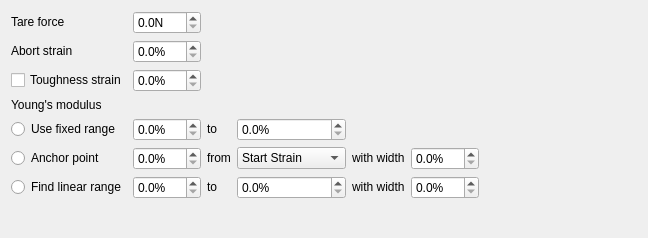
The window that mech_analyser/experiment/instron_68tm/failure/view.ui (ksonter95/InstronAnalyser) describes before a commit, drawn with Qt 5.
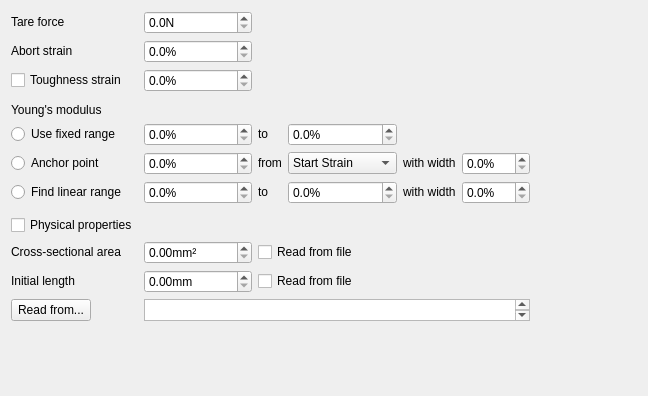
The same window after the commit.

```diff
--- a/mech_analyser/experiment/instron_68tm/failure/view.ui
+++ b/mech_analyser/experiment/instron_68tm/failure/view.ui
@@ -7,7 +7,7 @@
     <x>0</x>
     <y>0</y>
     <width>648</width>
-    <height>238</height>
+    <height>396</height>
    </rect>
   </property>
   <layout class="QGridLayout" name="gl_Failure">
@@ -39,11 +39,11 @@
       <number>1</number>
      </property>
      <property name="maximum">
-      <double>10.0000000000000000</double>
+      <double>10.000000000000000</double>
      </property>
     </widget>
    </item>
-   <item row="0" column="6" rowspan="8">
+   <item row="0" column="6" rowspan="15">
     <spacer name="s_Horizontal">
      <property name="orientation">
       <enum>Qt::Orientation::Horizontal</enum>
@@ -117,7 +117,23 @@
      </property>
     </widget>
    </item>
-   <item row="3" column="0">
+   <item row="3" column="0" colspan="6">
+    <spacer name="s_VerticalEmodulus">
+     <property name="orientation">
+      <enum>Qt::Orientation::Vertical</enum>
+     </property>
+     <property name="sizeType">
+      <enum>QSizePolicy::Policy::Fixed</enum>
+     </property>
+     <property name="sizeHint" stdset="0">
+      <size>
+       <width>0</width>
+       <height>5</height>
+      </size>
+     </property>
+    </spacer>
+   </item>
+   <item row="4" column="0">
     <widget class="QLabel" name="l_EModulus">
      <property name="sizePolicy">
       <sizepolicy hsizetype="Fixed" vsizetype="Fixed">
@@ -133,7 +149,7 @@
      </property>
     </widget>
    </item>
-   <item row="4" column="0">
+   <item row="5" column="0">
     <widget class="QRadioButton" name="rb_FixedRange">
      <property name="toolTip">
       <string>Use the fixed strain range on the stress-strain curve over which the Young's modulus is calculated.</string>
@@ -143,7 +159,7 @@
      </property>
     </widget>
    </item>
-   <item row="4" column="1">
+   <item row="5" column="1">
     <widget class="QDoubleSpinBox" name="sb_Strain1">
      <property name="toolTip">
       <string>The strain value which defines the first datapoint on the stress-strain curve used to calculate the Young's modulus.  It is ε1 in the equation E = (σ2 - σ1) / (ε2 - ε1)</string>
@@ -156,7 +172,7 @@
      </property>
     </widget>
    </item>
-   <item row="4" column="2">
+   <item row="5" column="2">
     <widget class="QLabel" name="l_To1">
      <property name="sizePolicy">
       <sizepolicy hsizetype="Fixed" vsizetype="Fixed">
@@ -169,7 +185,7 @@
      </property>
     </widget>
    </item>
-   <item row="4" column="3">
+   <item row="5" column="3">
     <widget class="QDoubleSpinBox" name="sb_Strain2">
      <property name="toolTip">
       <string>The strain value which defines the second datapoint on the stress-strain curve used to calculate the Young's modulus.  It is ε2 in the equation E = (σ2 - σ1) / (ε2 - ε1)</string>
@@ -182,7 +198,7 @@
      </property>
     </widget>
    </item>
-   <item row="5" column="0">
+   <item row="6" column="0">
     <widget class="QRadioButton" name="rb_AnchorPoint">
      <property name="toolTip">
       <string>Anchor a point on the stress-strain curve over which the Young's modulus is calculated to a specific point on the curve.</string>
@@ -192,7 +208,7 @@
      </property>
     </widget>
    </item>
-   <item row="5" column="1">
+   <item row="6" column="1">
     <widget class="QDoubleSpinBox" name="sb_StrainOffset">
      <property name="toolTip">
       <string>The strain offset from the specific point on the stress-strain curve from/to which the Young's modulus will be calculated.  It, in combination with the anchor point, specifies ε1 in the equation E = (σ2 - σ1) / (ε2 - ε1).</string>
@@ -205,7 +221,7 @@
      </property>
     </widget>
    </item>
-   <item row="5" column="2">
+   <item row="6" column="2">
     <widget class="QLabel" name="l_From">
      <property name="sizePolicy">
       <sizepolicy hsizetype="Fixed" vsizetype="Fixed">
@@ -218,7 +234,7 @@
      </property>
     </widget>
    </item>
-   <item row="5" column="3">
+   <item row="6" column="3">
     <widget class="QComboBox" name="cbx_AnchorPoint">
      <property name="toolTip">
       <string>The point used to anchor the strain range over which the Young's modulus is to be calculated</string>
@@ -255,7 +271,7 @@
      </item>
     </widget>
    </item>
-   <item row="5" column="4">
+   <item row="6" column="4">
     <widget class="QLabel" name="l_With1">
      <property name="sizePolicy">
       <sizepolicy hsizetype="Fixed" vsizetype="Fixed">
@@ -268,7 +284,7 @@
      </property>
     </widget>
    </item>
-   <item row="5" column="5">
+   <item row="6" column="5">
     <widget class="QDoubleSpinBox" name="sb_StrainRangeWidth">
      <property name="toolTip">
       <string>The width of the range on the stress-strain curve over which the Young's modulus will be calculated.  It, in combination with the strain offset and anchor point, specifies ε2 in the equation E = (σ2 - σ1) / (ε2 - ε1).</string>
@@ -281,7 +297,7 @@
      </property>
     </widget>
    </item>
-   <item row="6" column="0">
+   <item row="7" column="0">
     <widget class="QRadioButton" name="rb_FindRange">
      <property name="toolTip">
       <string>Automatically find the strain range over which the stress-strain curve is most linear and use this range to calculate the Young's modulus.</string>
@@ -291,7 +307,7 @@
      </property>
     </widget>
    </item>
-   <item row="6" column="1">
+   <item row="7" column="1">
     <widget class="QDoubleSpinBox" name="sb_StrainMin">
      <property name="toolTip">
       <string>The strain value which defines the minimum strain that can be used to find the best approximation of the linear region of the stress-strain curve.</string>
@@ -304,7 +320,7 @@
      </property>
     </widget>
    </item>
-   <item row="6" column="2">
+   <item row="7" column="2">
     <widget class="QLabel" name="l_To2">
      <property name="sizePolicy">
       <sizepolicy hsizetype="Fixed" vsizetype="Fixed">
@@ -317,7 +333,7 @@
      </property>
     </widget>
    </item>
-   <item row="6" column="3">
+   <item row="7" column="3">
     <widget class="QDoubleSpinBox" name="sb_StrainMax">
      <property name="toolTip">
       <string>The strain value which defines the maximum strain that can be used to find the best approximation of the linear region of the stress-strain curve.</string>
@@ -330,7 +346,7 @@
      </property>
     </widget>
    </item>
-   <item row="6" column="4">
+   <item row="7" column="4">
     <widget class="QLabel" name="l_With2">
      <property name="sizePolicy">
       <sizepolicy hsizetype="Fixed" vsizetype="Fixed">
@@ -343,7 +359,7 @@
      </property>
     </widget>
    </item>
-   <item row="6" column="5">
+   <item row="7" column="5">
     <widget class="QDoubleSpinBox" name="sb_StrainWindowWidth">
      <property name="toolTip">
       <string>The width of the strain window which will be used to find the best approximation of the linear region of the stress-strain curve for all possible regions between the minimum and maximum strains.</string>
@@ -356,15 +372,181 @@
      </property>
     </widget>
    </item>
-   <item row="7" column="0" colspan="6">
+   <item row="8" column="0" colspan="6">
+    <spacer name="s_VerticalProperties">
+     <property name="orientation">
+      <enum>Qt::Orientation::Vertical</enum>
+     </property>
+     <property name="sizeType">
+      <enum>QSizePolicy::Policy::Fixed</enum>
+     </property>
+     <property name="sizeHint" stdset="0">
+      <size>
+       <width>0</width>
+       <height>5</height>
+      </size>
+     </property>
+    </spacer>
+   </item>
+   <item row="9" column="0">
+    <widget class="QCheckBox" name="cb_Properties">
+     <property name="sizePolicy">
+      <sizepolicy hsizetype="Fixed" vsizetype="Fixed">
+       <horstretch>0</horstretch>
+       <verstretch>0</verstretch>
+      </sizepolicy>
+     </property>
+     <property name="toolTip">
+      <string>The physical properties of the experiment samples.  If checked, the selected properties will be read from the file</string>
+     </property>
+     <property name="text">
+      <string>Physical properties</string>
+     </property>
+    </widget>
+   </item>
+   <item row="10" column="0">
+    <widget class="QLabel" name="l_Area">
+     <property name="sizePolicy">
+      <sizepolicy hsizetype="Fixed" vsizetype="Fixed">
+       <horstretch>0</horstretch>
+       <verstretch>0</verstretch>
+      </sizepolicy>
+     </property>
+     <property name="toolTip">
+      <string>The cross-sectional area of the samples.  It is A in the equation σ = F / A</string>
+     </property>
+     <property name="text">
+      <string>Cross-sectional area</string>
+     </property>
+    </widget>
+   </item>
+   <item row="10" column="1">
+    <widget class="QDoubleSpinBox" name="sb_Area">
+     <property name="toolTip">
+      <string>The cross-sectional area of every sample.  It is A in the equation σ = F / A</string>
+     </property>
+     <property name="suffix">
+      <string>mm²</string>
+     </property>
+     <property name="decimals">
+      <number>2</number>
+     </property>
+     <property name="maximum">
+      <double>999999.989999999990687</double>
+     </property>
+     <property name="value">
+      <double>0.000000000000000</double>
+     </property>
+    </widget>
+   </item>
+   <item row="10" column="2" colspan="4">
+    <widget class="QCheckBox" name="cb_Area">
+     <property name="sizePolicy">
+      <sizepolicy hsizetype="Minimum" vsizetype="Fixed">
+       <horstretch>0</horstretch>
+       <verstretch>0</verstretch>
+      </sizepolicy>
+     </property>
+     <property name="toolTip">
+      <string>If checked, the cross-sectional area will be read in from the file on a sample-by-sample basis.  Otherwise, the specified cross-sectional area will be used by all samples</string>
+     </property>
+     <property name="text">
+      <string>Read from file</string>
+     </property>
+    </widget>
+   </item>
+   <item row="11" column="0">
+    <widget class="QLabel" name="l_Length">
+     <property name="sizePolicy">
+      <sizepolicy hsizetype="Fixed" vsizetype="Fixed">
+       <horstretch>0</horstretch>
+       <verstretch>0</verstretch>
+      </sizepolicy>
+     </property>
+     <property name="toolTip">
+      <string>The initial length of the samples.  It is l0 in the equation ε = d / l0</string>
+     </property>
+     <property name="text">
+      <string>Initial length</string>
+     </property>
+    </widget>
+   </item>
+   <item row="11" column="1">
+    <widget class="QDoubleSpinBox" name="sb_Length">
+     <property name="toolTip">
+      <string>The initial length of every sample.  It is l in the equation ε = d / l0</string>
+     </property>
+     <property name="suffix">
+      <string>mm</string>
+     </property>
+     <property name="decimals">
+      <number>2</number>
+     </property>
+     <property name="maximum">
+      <double>999.990000000000009</double>
+     </property>
+     <property name="value">
+      <double>0.000000000000000</double>
+     </property>
+    </widget>
+   </item>
+   <item row="11" column="2" colspan="4">
+    <widget class="QCheckBox" name="cb_Length">
+     <property name="sizePolicy">
+      <sizepolicy hsizetype="Minimum" vsizetype="Fixed">
+       <horstretch>0</horstretch>
+       <verstretch>0</verstretch>
+      </sizepolicy>
+     </property>
+     <property name="toolTip">
+      <string>If checked, the initial length will be read in from the file on a sample-by-sample basis.  Otherwise, the specified initial length will be used by all samples</string>
+     </property>
+     <property name="text">
+      <string>Read from file</string>
+     </property>
+    </widget>
+   </item>
+   <item row="12" column="0">
+    <widget class="QPushButton" name="pb_ReadProperties">
+     <property name="sizePolicy">
+      <sizepolicy hsizetype="Fixed" vsizetype="Fixed">
+       <horstretch>0</horstretch>
+       <verstretch>0</verstretch>
+      </sizepolicy>
+     </property>
+     <property name="toolTip">
+      <string>Select the file from which the physical sample properties will be read.</string>
+     </property>
+     <property name="text">
+      <string>Read from...</string>
+     </property>
+    </widget>
+   </item>
+   <item row="12" column="1" colspan="5">
+    <widget class="QTextBrowser" name="tb_ReadProperties">
+     <property name="sizePolicy">
+      <sizepolicy hsizetype="Expanding" vsizetype="Ignored">
+       <horstretch>0</horstretch>
+       <verstretch>0</verstretch>
+      </sizepolicy>
+     </property>
+     <property name="toolTip">
+      <string>File from which the physical sample properties will be read.</string>
+     </property>
+    </widget>
+   </item>
+   <item row="13" column="0" colspan="6">
     <spacer name="s_Vertical">
      <property name="orientation">
       <enum>Qt::Orientation::Vertical</enum>
      </property>
+     <property name="sizeType">
+      <enum>QSizePolicy::Policy::MinimumExpanding</enum>
+     </property>
      <property name="sizeHint" stdset="0">
       <size>
        <width>20</width>
-       <height>40</height>
+       <height>0</height>
       </size>
      </property>
     </spacer>
```
Left out of the diff: 5 changed lines with no effect on the pictures.
